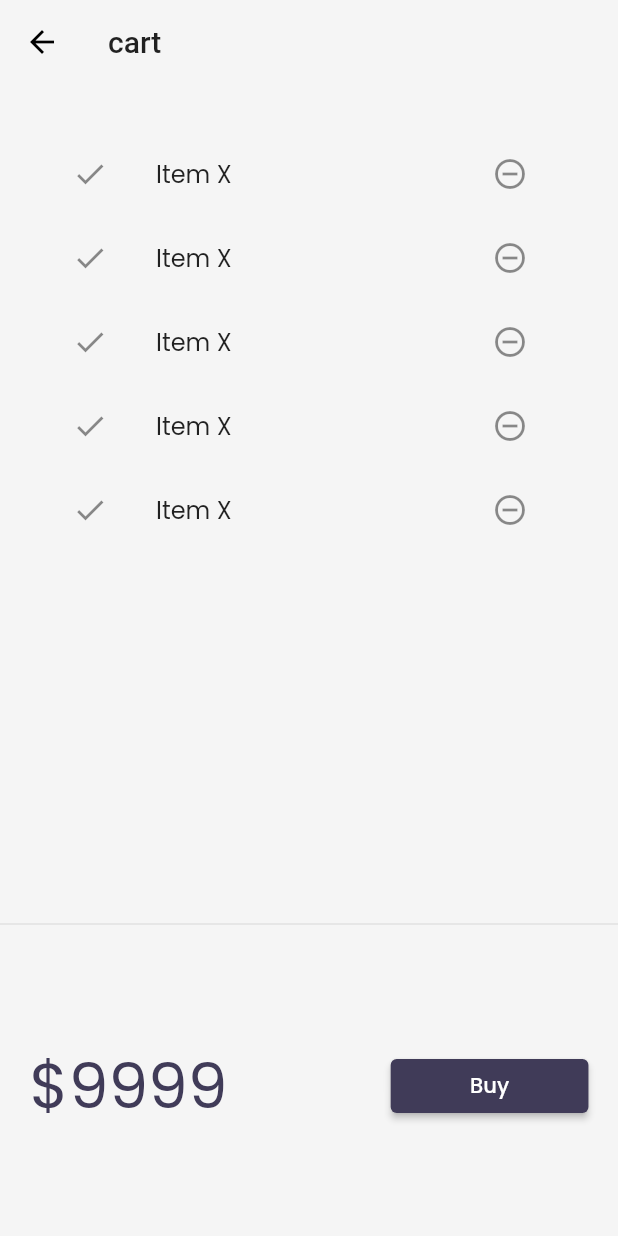
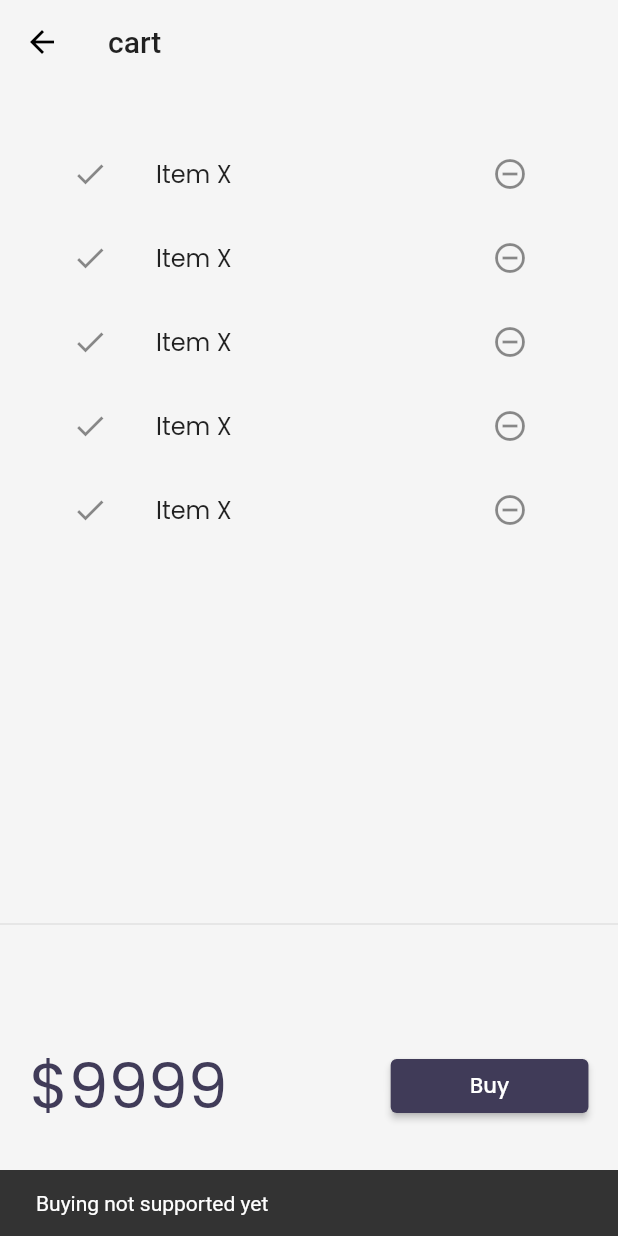
Before and after one commit to noman2002/catalog_app, a Flutter app: the CartPage screen opened by its route, after a tap on "Buy", on a phone screen of 412 x 824 dp. Run offline on Flutter 3.47's test engine with Material 2 defaults, Android fonts, the phone set to English and light mode, and no system bars; our stand-ins replace google_fonts, velocity_x; network calls fail.

```diff
--- a/lib/pages/cart_page.dart
+++ b/lib/pages/cart_page.dart
@@ -33,7 +33,13 @@ class _CartTotal extends StatelessWidget {
           "\$9999".text.color(context.theme.accentColor).xl5.make(),
           30.widthBox,
           ElevatedButton(
-            onPressed: () {},
+            onPressed: () {
+              ScaffoldMessenger.of(context).showSnackBar(
+                SnackBar(
+                  content: "Buying not supported yet".text.make(),
+                ),
+              );
+            },
             style: ButtonStyle(
               backgroundColor:
                   MaterialStateProperty.all(context.theme.buttonColor),
```
